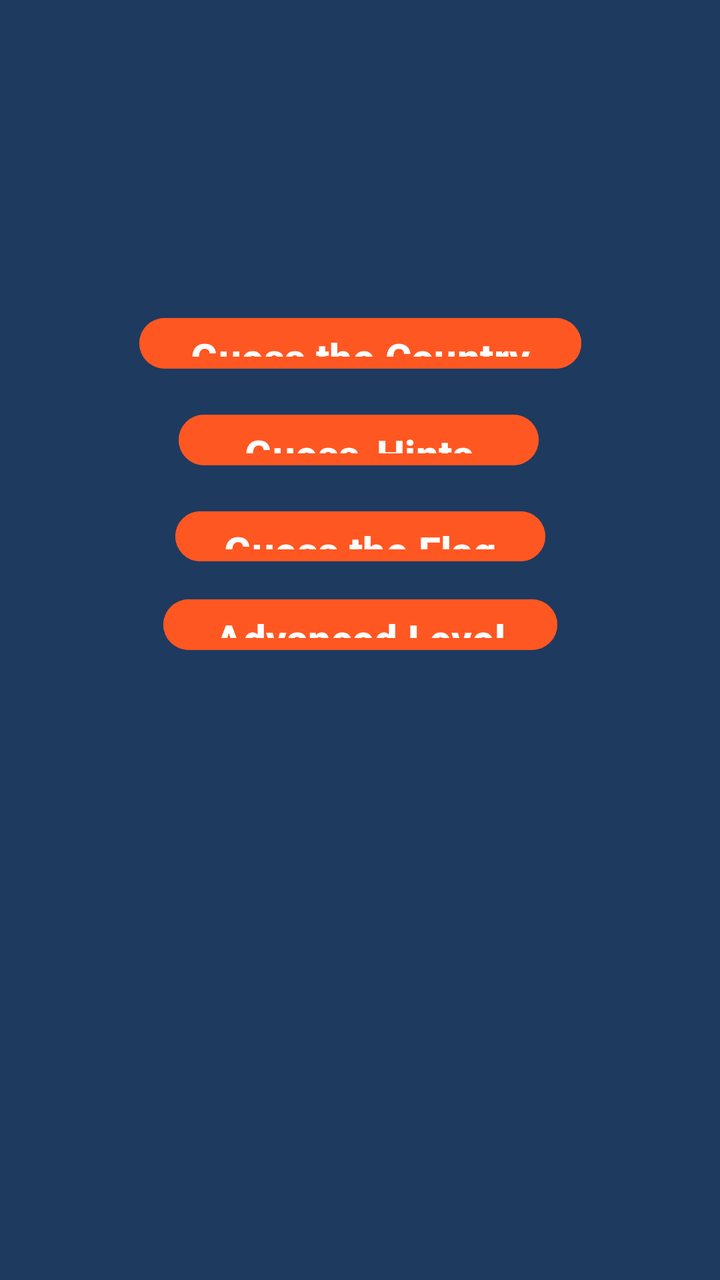
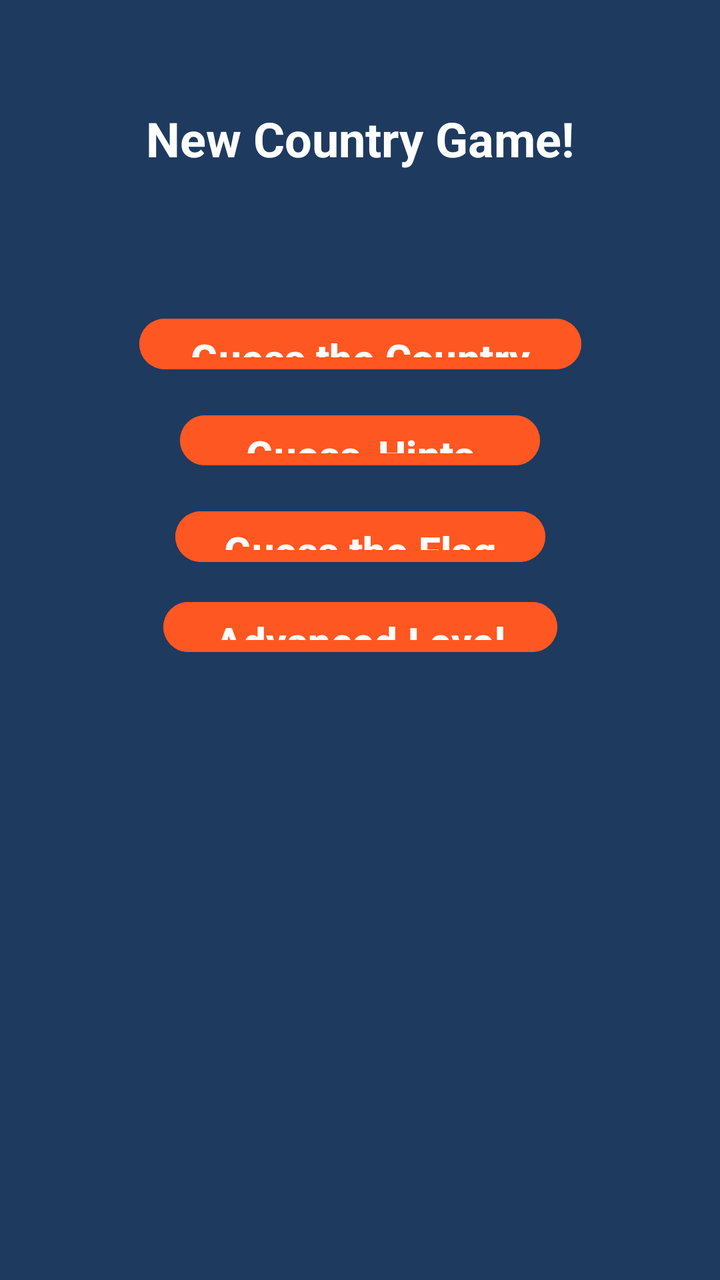

An Android layout rendered at two revisions. The XML below is the earlier revision; the diff shows what the commit changed to produce the second picture.
<!-- AndroidManifest.xml: application theme Theme.CountryFlagGameMobileTech -->
<!-- res/layout/activity_new_country_game.xml -->
<?xml version="1.0" encoding="utf-8"?>
<androidx.constraintlayout.widget.ConstraintLayout xmlns:android="http://schemas.android.com/apk/res/android"
    xmlns:app="http://schemas.android.com/apk/res-auto"
    xmlns:tools="http://schemas.android.com/tools"
    android:layout_width="match_parent"
    android:layout_height="match_parent"
    android:background="#1E3A5F"
    tools:context=".NewCountryGameActivity">

    <Button
        android:id="@+id/btnGuessCountry"
        android:layout_width="221dp"
        android:layout_height="0dp"
        android:layout_marginTop="155dp"
        android:layout_marginBottom="15dp"
        android:backgroundTint="#FF5722"
        android:text="Guess the Country"
        android:textSize="20sp"
        android:textStyle="bold"
        app:layout_constraintBottom_toTopOf="@+id/btnGuessHints"
        app:layout_constraintEnd_toEndOf="parent"
        app:layout_constraintStart_toStartOf="parent"
        app:layout_constraintTop_toTopOf="parent" />

    <Button
        android:id="@+id/btnGuessHints"
        android:layout_width="180dp"
        android:layout_height="0dp"
        android:layout_marginBottom="15dp"
        android:backgroundTint="#FF5722"
        android:text="Guess-Hints"
        android:textSize="20sp"
        android:textStyle="bold"
        app:layout_constraintBottom_toTopOf="@+id/btnGuessFlag"
        app:layout_constraintEnd_toEndOf="parent"
        app:layout_constraintHorizontal_bias="0.497"
        app:layout_constraintStart_toStartOf="parent"
        app:layout_constraintTop_toBottomOf="@+id/btnGuessCountry" />

    <Button
        android:id="@+id/btnGuessFlag"
        android:layout_width="185dp"
        android:layout_height="0dp"
        android:layout_marginBottom="11dp"
        android:backgroundTint="#FF5722"
        android:text="Guess the Flag"
        android:textSize="20sp"
        android:textStyle="bold"
        app:layout_constraintBottom_toTopOf="@+id/btnAdvancedLevel"
        app:layout_constraintEnd_toEndOf="parent"
        app:layout_constraintStart_toStartOf="parent"
        app:layout_constraintTop_toBottomOf="@+id/btnGuessHints" />

    <Button
        android:id="@+id/btnAdvancedLevel"
        android:layout_width="197dp"
        android:layout_height="0dp"
        android:layout_marginBottom="311dp"
        android:backgroundTint="#FF5722"
        android:text="Advanced Level"
        android:textSize="20sp"
        android:textStyle="bold"
        app:layout_constraintBottom_toBottomOf="parent"
        app:layout_constraintEnd_toEndOf="parent"
        app:layout_constraintStart_toStartOf="parent"
        app:layout_constraintTop_toBottomOf="@+id/btnGuessFlag" />
</androidx.constraintlayout.widget.ConstraintLayout>
<!-- resources referenced by this layout -->
<resources>
  <style name="Theme.CountryFlagGameMobileTech" parent="Base.Theme.CountryFlagGameMobileTech" />
  <style name="Base.Theme.CountryFlagGameMobileTech" parent="Theme.Material3.DayNight.NoActionBar">
          
          
      </style>
</resources>

<!-- the commit's change to res/layout/activity_new_country_game.xml (unified diff, before → after) -->
@@ -11,7 +11,6 @@
         android:id="@+id/btnGuessCountry"
         android:layout_width="221dp"
         android:layout_height="0dp"
-        android:layout_marginTop="155dp"
         android:layout_marginBottom="15dp"
         android:backgroundTint="#FF5722"
         android:text="Guess the Country"
@@ -20,7 +19,7 @@
         app:layout_constraintBottom_toTopOf="@+id/btnGuessHints"
         app:layout_constraintEnd_toEndOf="parent"
         app:layout_constraintStart_toStartOf="parent"
-        app:layout_constraintTop_toTopOf="parent" />
+        app:layout_constraintTop_toBottomOf="@+id/textView6" />
 
     <Button
         android:id="@+id/btnGuessHints"
@@ -33,7 +32,6 @@
         android:textStyle="bold"
         app:layout_constraintBottom_toTopOf="@+id/btnGuessFlag"
         app:layout_constraintEnd_toEndOf="parent"
-        app:layout_constraintHorizontal_bias="0.497"
         app:layout_constraintStart_toStartOf="parent"
         app:layout_constraintTop_toBottomOf="@+id/btnGuessCountry" />
 
@@ -41,7 +39,7 @@
         android:id="@+id/btnGuessFlag"
         android:layout_width="185dp"
         android:layout_height="0dp"
-        android:layout_marginBottom="11dp"
+        android:layout_marginBottom="12dp"
         android:backgroundTint="#FF5722"
         android:text="Guess the Flag"
         android:textSize="20sp"
@@ -55,7 +53,7 @@
         android:id="@+id/btnAdvancedLevel"
         android:layout_width="197dp"
         android:layout_height="0dp"
-        android:layout_marginBottom="311dp"
+        android:layout_marginBottom="310dp"
         android:backgroundTint="#FF5722"
         android:text="Advanced Level"
         android:textSize="20sp"
@@ -64,4 +62,19 @@
         app:layout_constraintEnd_toEndOf="parent"
         app:layout_constraintStart_toStartOf="parent"
         app:layout_constraintTop_toBottomOf="@+id/btnGuessFlag" />
+
+    <TextView
+        android:id="@+id/textView6"
+        android:layout_width="wrap_content"
+        android:layout_height="wrap_content"
+        android:layout_marginTop="53dp"
+        android:layout_marginBottom="70dp"
+        android:text="New Country Game!"
+        android:textColor="#FFFFFF"
+        android:textSize="24sp"
+        android:textStyle="bold"
+        app:layout_constraintBottom_toTopOf="@+id/btnGuessCountry"
+        app:layout_constraintEnd_toEndOf="parent"
+        app:layout_constraintStart_toStartOf="parent"
+        app:layout_constraintTop_toTopOf="parent" />
 </androidx.constraintlayout.widget.ConstraintLayout>
